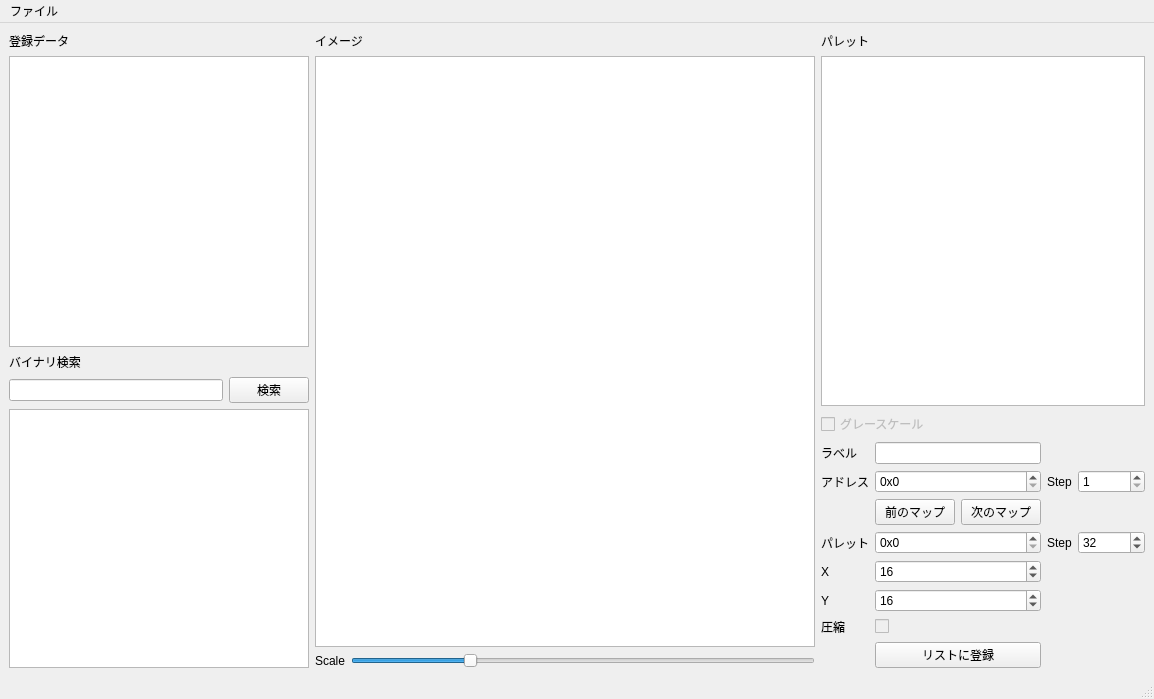
Qt form MapModder/MapModder.ui (idealexe/EXE6_Tools) before a commit.
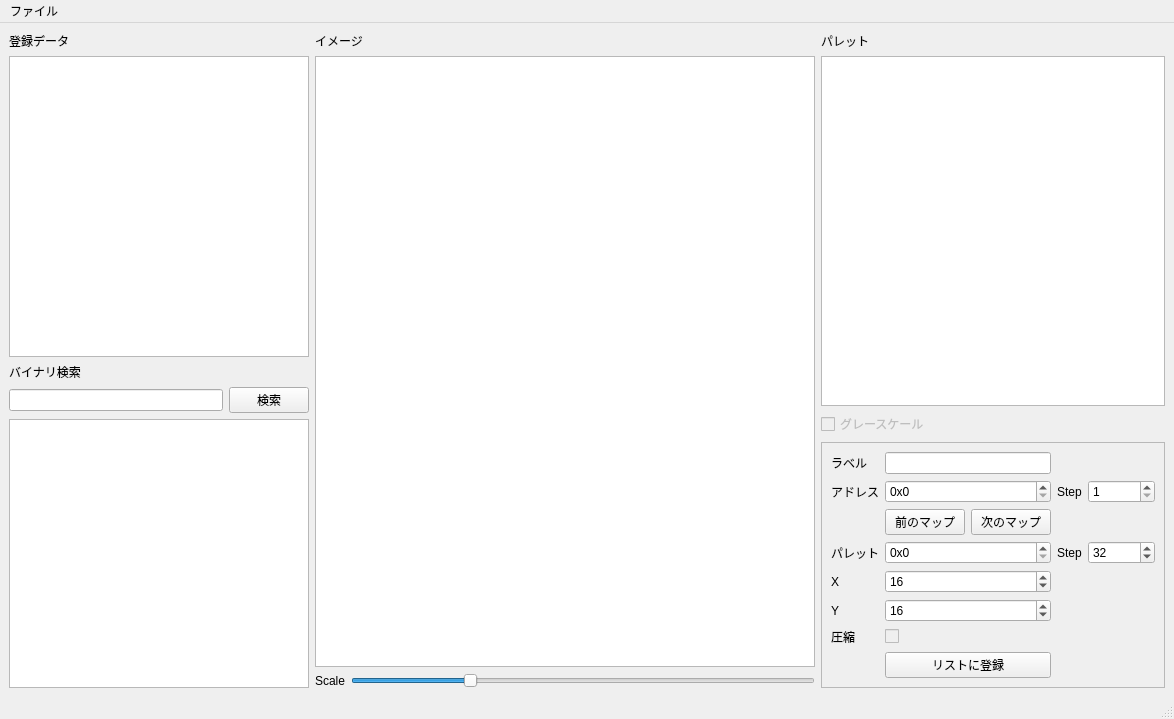
The same form after that commit. Custom widgets are drawn as their Qt base class.

Commit message: GUIを調整

Diff of the .ui file:
```diff
--- a/MapModder/MapModder.ui
+++ b/MapModder/MapModder.ui
@@ -6,7 +6,7 @@
    <rect>
     <x>0</x>
     <y>0</y>
-    <width>1133</width>
+    <width>1137</width>
     <height>690</height>
    </rect>
   </property>
@@ -192,6 +192,13 @@
       <item>
        <layout class="QVBoxLayout" name="verticalLayout_5">
         <item>
+         <widget class="QFrame" name="">
+          <property name="frameShape">
+           <enum>QFrame::StyledPanel</enum>
+          </property>
+          <property name="frameShadow">
+           <enum>QFrame::Sunken</enum>
+          </property>
          <layout class="QGridLayout" name="gridLayout">
           <item row="1" column="2">
            <widget class="QLabel" name="label_9">
@@ -385,6 +392,7 @@
            </widget>
           </item>
          </layout>
+         </widget>
         </item>
        </layout>
       </item>
@@ -397,7 +405,7 @@
     <rect>
      <x>0</x>
      <y>0</y>
-     <width>1133</width>
+     <width>1137</width>
      <height>24</height>
     </rect>
    </property>
```
Left out of the diff: 296 changed lines with no effect on the pictures. Lines whose indentation alone changed are shown as unchanged. The commit also changes 2 other files.
